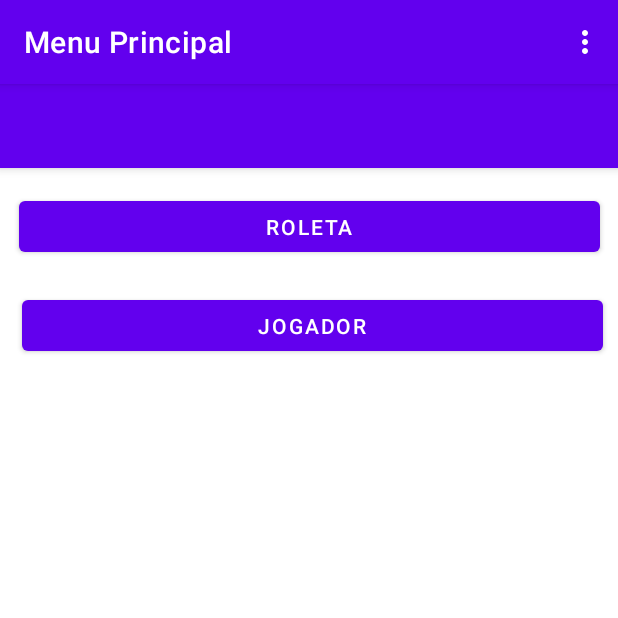
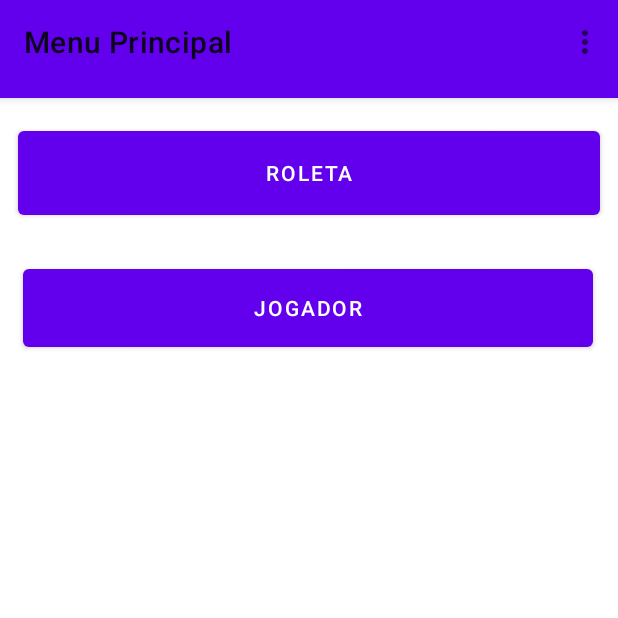
Before and after one commit to BMSM15/Projeto-Casino-App, an Android app: the screen it shows after launch (MainActivity), on a phone screen of 412 x 824 dp, the top half of it. Run offline under Robolectric (Android 15) with nearby library versions, the phone set to English and light mode, and no system bars; our stand-ins replace navigation-ui.

Commit message:
Correção de erros em alguns ficheiros xml

```diff
--- a/app/src/main/AndroidManifest.xml
+++ b/app/src/main/AndroidManifest.xml
@@ -1,6 +1,5 @@
 <?xml version="1.0" encoding="utf-8"?>
-<manifest xmlns:android="http://schemas.android.com/apk/res/android"
-    package="com.example.projetopa">
+<manifest xmlns:android="http://schemas.android.com/apk/res/android">
 
     <application
         android:allowBackup="true"
@@ -13,7 +12,7 @@
             android:name=".MainActivity"
             android:exported="true"
             android:label="@string/app_name"
-            android:theme="@style/Theme.ProjetoPA">
+            android:theme="@style/Theme.ProjetoPA.NoActionBar">
             <intent-filter>
                 <action android:name="android.intent.action.MAIN" />
 
--- a/app/src/main/res/layout/activity_main.xml
+++ b/app/src/main/res/layout/activity_main.xml
@@ -8,7 +8,7 @@
 
     <com.google.android.material.appbar.AppBarLayout
         android:layout_width="match_parent"
-        android:layout_height="wrap_content">
+        android:layout_height="65dp">
 
         <androidx.appcompat.widget.Toolbar
             android:id="@+id/toolbar"
--- a/app/src/main/res/layout/fragment_menuprincipal.xml
+++ b/app/src/main/res/layout/fragment_menuprincipal.xml
@@ -8,8 +8,8 @@
 
     <Button
         android:id="@+id/buttonRoleta"
-        android:layout_width="387dp"
-        android:layout_height="46dp"
+        android:layout_width="388dp"
+        android:layout_height="68dp"
         android:layout_marginStart="10dp"
         android:layout_marginLeft="10dp"
         android:layout_marginTop="16dp"
@@ -22,16 +22,16 @@
 
     <Button
         android:id="@+id/buttonJogador"
-        android:layout_width="387dp"
-        android:layout_height="46dp"
+        android:layout_width="380dp"
+        android:layout_height="64dp"
         android:layout_marginStart="10dp"
         android:layout_marginLeft="10dp"
-        android:layout_marginTop="20dp"
+        android:layout_marginTop="24dp"
         android:layout_marginEnd="10dp"
         android:layout_marginRight="10dp"
         android:text="Jogador"
         app:layout_constraintEnd_toEndOf="parent"
-        app:layout_constraintHorizontal_bias="1.0"
+        app:layout_constraintHorizontal_bias="0.454"
         app:layout_constraintStart_toStartOf="parent"
         app:layout_constraintTop_toBottomOf="@+id/buttonRoleta" />
 
--- a/app/src/main/res/menu/menu_main.xml
+++ b/app/src/main/res/menu/menu_main.xml
@@ -1,10 +1,10 @@
 <menu xmlns:android="http://schemas.android.com/apk/res/android"
     xmlns:app="http://schemas.android.com/apk/res-auto"
     xmlns:tools="http://schemas.android.com/tools"
-    tools:context="pt.ipg.livros.MainActivity">
+    tools:context="com.example.projetopa.MainActivity">
     <item
         android:id="@+id/action_settings"
         android:orderInCategory="100"
-        android:title="Menu"
+        android:title="@string/action_settings"
         app:showAsAction="never" />
 </menu>
--- a/app/src/main/res/values/themes.xml
+++ b/app/src/main/res/values/themes.xml
@@ -12,5 +12,13 @@
         <!-- Status bar color. -->
         <item name="android:statusBarColor" tools:targetApi="l">?attr/colorPrimaryVariant</item>
         <!-- Customize your theme here. -->
-    </style>
+        </style>
+        <style name="Theme.ProjetoPA.NoActionBar">
+            <item name="windowActionBar">false</item>
+            <item name="windowNoTitle">true</item>
+        </style>
+
+        <style name="Theme.ProjetoPA.AppBarOverlay" parent="ThemeOverlay.AppCompat.Dark.ActionBar" />
+
+        <style name="Theme.ProjetoPA.PopupOverlay" parent="ThemeOverlay.AppCompat.Light" />
 </resources>
```
Also changed, not shown: app/src/main/res/layout/item_jogador.xml (+4 -3 lines), app/src/main/res/values/arrays.xml (added, +12 -0 lines).
